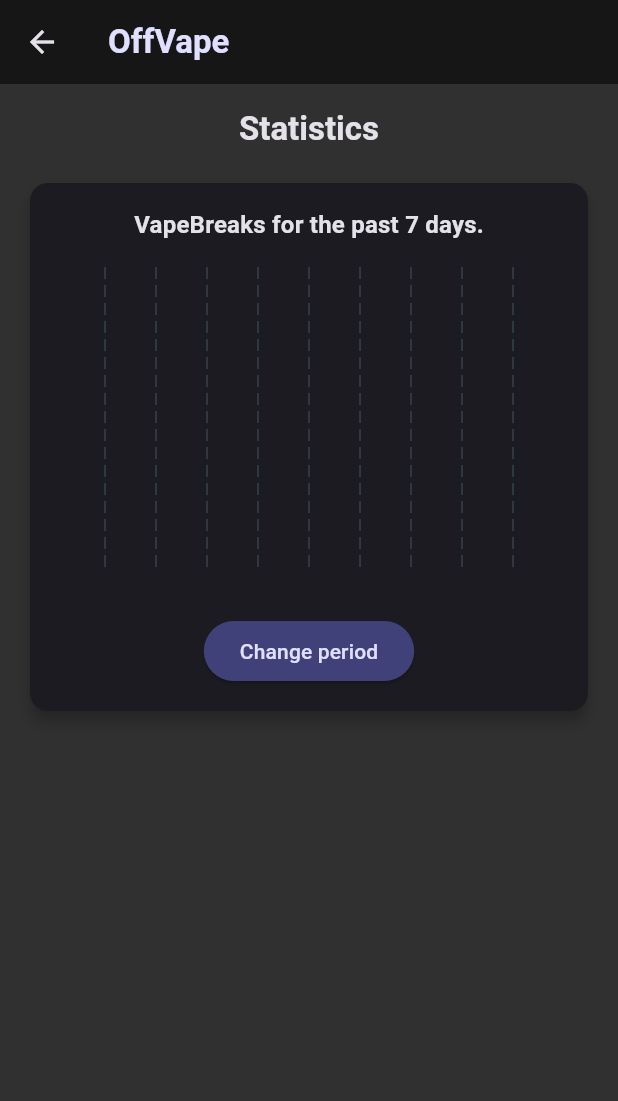
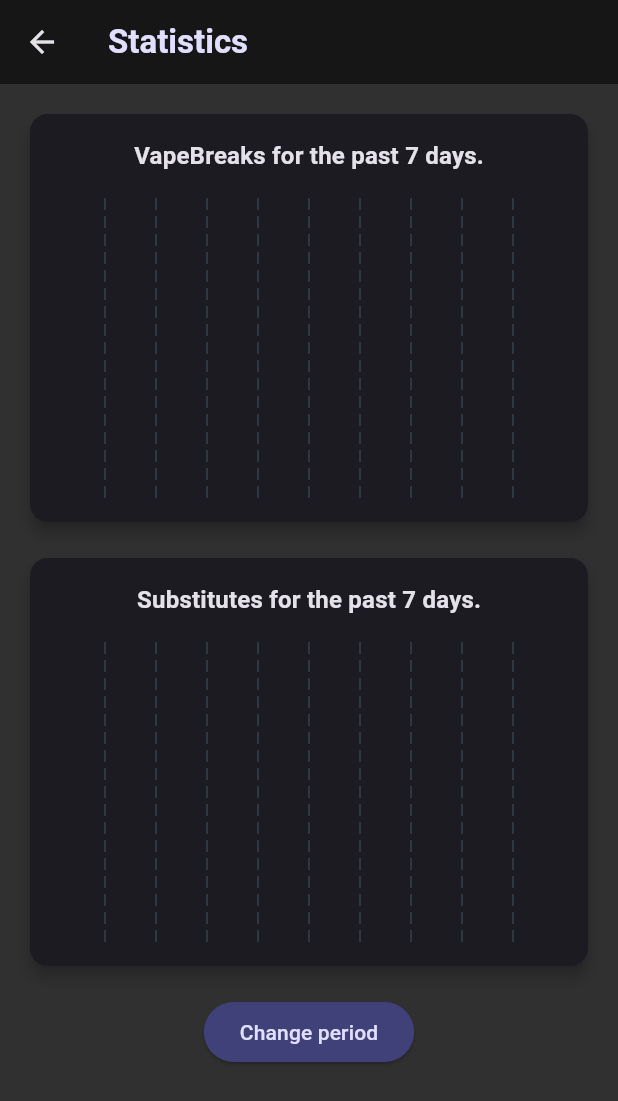
Before and after one commit to mihakonceptcorn/OffVape, a Flutter app: the screen it shows after launch, after a tap on "Statistics", on a phone screen of 412 x 824 dp. Shown: the top 1101 px of the screen. Run offline on Flutter 3.47's test engine with Material 3 defaults, Android fonts, the phone set to English and light mode, and no system bars; drawn by our look-alikes of fl_chart; our stand-ins replace flutter_riverpod, google_fonts, shared_preferences, sqflite; accounts and stored records are empty.

Commit message:
exercises stats

```diff
--- a/lib/l10n/app_en.arb
+++ b/lib/l10n/app_en.arb
@@ -13,5 +13,6 @@
   "homeStatsTitle": "Statistics for the past 7 days",
   "statsTitle": "Statistics",
   "statsTitleSub": "VapeBreaks for the past {days} days.",
-  "statsChange": "Change period"
+  "statsChange": "Change period",
+  "statsTitleExercise": "Substitutes for the past {days} days."
 }
--- a/lib/l10n/app_localizations.dart
+++ b/lib/l10n/app_localizations.dart
@@ -187,6 +187,12 @@ abstract class AppLocalizations {
   /// In en, this message translates to:
   /// **'Change period'**
   String get statsChange;
+
+  /// No description provided for @statsTitleExercise.
+  ///
+  /// In en, this message translates to:
+  /// **'Substitutes for the past {days} days.'**
+  String statsTitleExercise(Object days);
 }
 
 class _AppLocalizationsDelegate
--- a/lib/l10n/app_localizations_en.dart
+++ b/lib/l10n/app_localizations_en.dart
@@ -54,4 +54,9 @@ class AppLocalizationsEn extends AppLocalizations {
 
   @override
   String get statsChange => 'Change period';
+
+  @override
+  String statsTitleExercise(Object days) {
+    return 'Substitutes for the past $days days.';
+  }
 }
--- a/lib/l10n/app_localizations_uk.dart
+++ b/lib/l10n/app_localizations_uk.dart
@@ -54,4 +54,9 @@ class AppLocalizationsUk extends AppLocalizations {
 
   @override
   String get statsChange => 'Змінити період';
+
+  @override
+  String statsTitleExercise(Object days) {
+    return 'Заміни вейпінгу за останні $days days.';
+  }
 }
--- a/lib/l10n/app_uk.arb
+++ b/lib/l10n/app_uk.arb
@@ -13,5 +13,6 @@
   "homeStatsTitle": "Статистика за минулі 7 днів",
   "statsTitle": "Статистика",
   "statsTitleSub": "Вейпінг за минулі {days} днів.",
-  "statsChange": "Змінити період"
+  "statsChange": "Змінити період",
+  "statsTitleExercise": "Заміни вейпінгу за останні {days} days."
 }
--- a/lib/screens/statistics.dart
+++ b/lib/screens/statistics.dart
@@ -20,6 +20,7 @@ class StatisticsScreen extends ConsumerStatefulWidget {
 class _StatisticsScreenState extends ConsumerState<StatisticsScreen> {
   late List<Break> _breaks;
   late List<Break> _vapeBreaks;
+  late List<Break> _exerciseBreaks;
   bool _isLoading = true;
   int _period = 7;
 
@@ -35,6 +36,9 @@ class _StatisticsScreenState extends ConsumerState<StatisticsScreen> {
     setState(() {
       _breaks = data;
       _vapeBreaks = _breaks.where((b) => b.type == BreakType.inhale).toList();
+      _exerciseBreaks = _breaks
+          .where((b) => b.type == BreakType.exercise)
+          .toList();
 
       _isLoading = false;
     });
@@ -73,7 +77,9 @@ class _StatisticsScreenState extends ConsumerState<StatisticsScreen> {
       setState(() {
         _breaks = data;
         _vapeBreaks = _breaks.where((b) => b.type == BreakType.inhale).toList();
-
+        _exerciseBreaks = _breaks
+            .where((b) => b.type == BreakType.exercise)
+            .toList();
         _isLoading = false;
       });
 
@@ -94,6 +100,7 @@ class _StatisticsScreenState extends ConsumerState<StatisticsScreen> {
     final now = DateTime.now();
     final today = DateTime(now.year, now.month, now.day);
     final List<int> dailyVapeCounts = List.filled(_period, 0);
+    final List<int> dailyExerciseCounts = List.filled(_period, 0);
 
     for (final vapeBreak in _vapeBreaks) {
       final date = DateTime(
@@ -109,10 +116,24 @@ class _StatisticsScreenState extends ConsumerState<StatisticsScreen> {
       }
     }
 
+    for (final exerciseBreak in _exerciseBreaks) {
+      final date = DateTime(
+        exerciseBreak.timestamp.year,
+        exerciseBreak.timestamp.month,
+        exerciseBreak.timestamp.day,
+      );
+
+      final diff = today.difference(date).inDays;
+
+      if (diff >= 1 && diff <= _period) {
+        dailyExerciseCounts[_period - diff]++;
+      }
+    }
+
     return Scaffold(
       appBar: AppBar(
         title: Text(
-          'OffVape',
+          AppLocalizations.of(context)!.statsTitle,
           style: Theme.of(context).textTheme.titleLarge!.copyWith(
             color: Theme.of(context).colorScheme.onPrimaryContainer,
             fontWeight: FontWeight.bold,
@@ -133,14 +154,6 @@ class _StatisticsScreenState extends ConsumerState<StatisticsScreen> {
                   return Column(
                     crossAxisAlignment: CrossAxisAlignment.center,
                     children: [
-                      Text(
-                        AppLocalizations.of(context)!.statsTitle,
-                        style: Theme.of(context).textTheme.titleLarge!.copyWith(
-                          color: Theme.of(context).colorScheme.onSurface,
-                          fontWeight: FontWeight.bold,
-                        ),
-                      ),
-                      const SizedBox(height: 18),
                       Card(
                         elevation: 4.0,
                         child: Padding(
@@ -185,7 +198,58 @@ class _StatisticsScreenState extends ConsumerState<StatisticsScreen> {
                                   ),
                                 ),
                               ),
-                              const SizedBox(height: 32),
+                            ],
+                          ),
+                        ),
+                      ),
+                      const SizedBox(height: 16),
+                      Card(
+                        elevation: 4.0,
+                        child: Padding(
+                          padding: const EdgeInsets.all(16),
+                          child: Column(
+                            children: [
+                              Text(
+                                AppLocalizations.of(
+                                  context,
+                                )!.statsTitleExercise(_period),
+                                style: Theme.of(context).textTheme.titleMedium!
+                                    .copyWith(
+                                      color: Theme.of(
+                                        context,
+                                      ).colorScheme.onSurface,
+                                      fontWeight: FontWeight.bold,
+                                    ),
+                              ),
+                              const SizedBox(height: 16),
+                              SizedBox(
+                                height: 200,
+                                child: BarChart(
+                                  BarChartData(
+                                    borderData: FlBorderData(show: false),
+                                    titlesData: const FlTitlesData(show: false),
+                                    gridData: const FlGridData(show: true),
+                                    barGroups: [
+                                      for (final count
+                                          in dailyExerciseCounts) // alternative to map()
+                                        BarChartGroupData(
+                                          x: 0,
+                                          barRods: [
+                                            BarChartRodData(
+                                              toY: count.toDouble(),
+                                              color: Colors.green[200],
+                                            ),
+                                          ],
+                                        ),
+                                    ],
+                                  ),
+                                ),
+                              ),
+                            ],
+                          ),
+                        ),
+                      ),
+                      const SizedBox(height: 16,),
                       ElevatedButton(
                         onPressed: () {
                           HapticFeedback.lightImpact();
@@ -199,13 +263,7 @@ class _StatisticsScreenState extends ConsumerState<StatisticsScreen> {
                             context,
                           ).colorScheme.onPrimaryContainer,
                         ),
-                                child: Text(
-                                  AppLocalizations.of(context)!.statsChange,
-                                ),
-                              ),
-                            ],
-                          ),
-                        ),
+                        child: Text(AppLocalizations.of(context)!.statsChange),
                       ),
                     ],
                   );
```
Also changed, not shown: 1 other file. Lines whose indentation alone changed are shown as unchanged.
